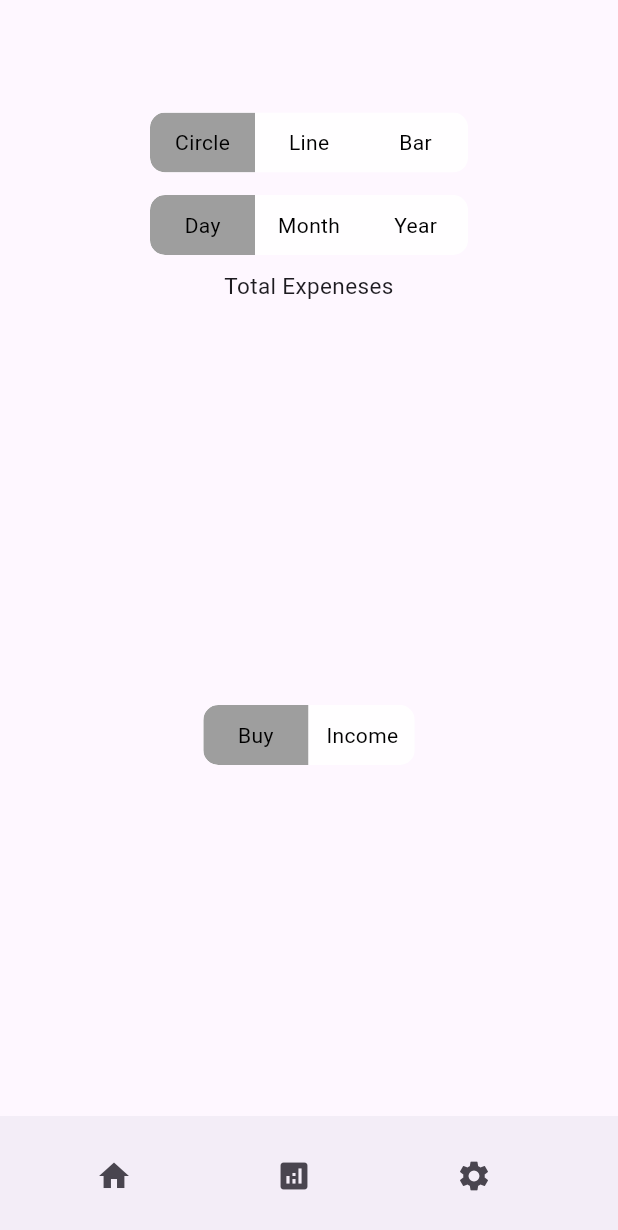
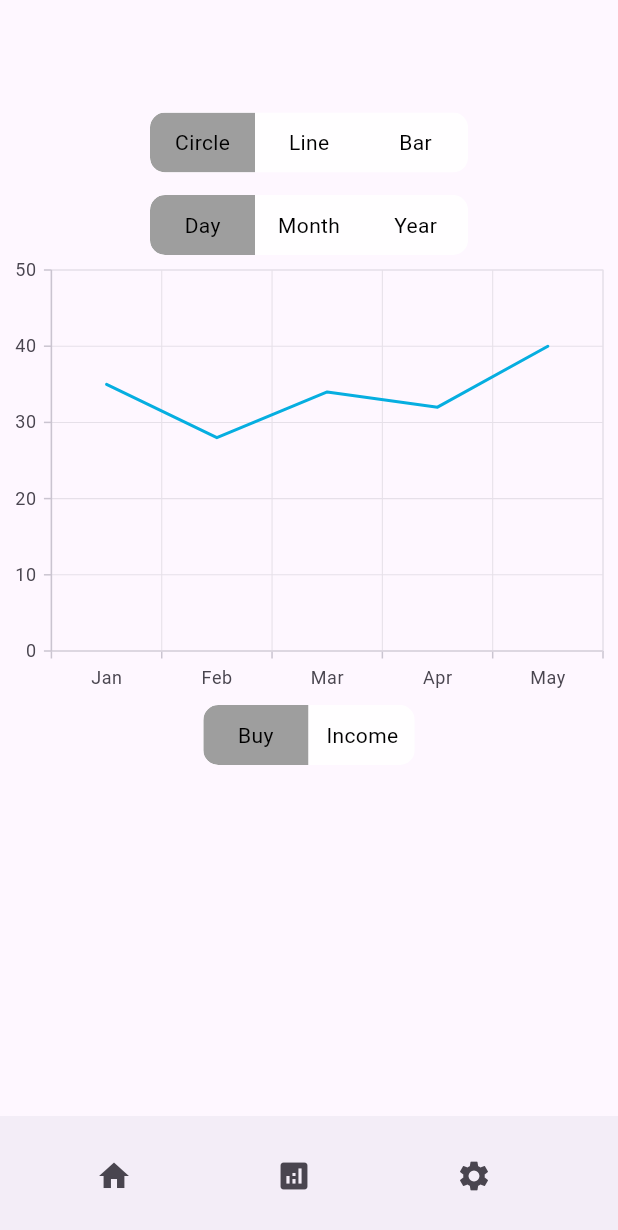
Before and after one commit to JiMoneyApp/JiMoney-Frontend, a Flutter app: the AnalyticsPage screen opened by its route, on a phone screen of 412 x 824 dp. Shown: the top 1230 px of the screen. Run offline on Flutter 3.47's test engine with Material 3 defaults, Android fonts, the light colour scheme and no system bars; drawn by our look-alikes of toggle_switch; our stand-ins replace go_router, syncfusion_flutter_charts.

Commit message:
settings(excepte edited_images), router settings(but the anime is terrible), analytics line chart displayed

```diff
--- a/lib/AfterLogin/presentation/analytics_page.dart
+++ b/lib/AfterLogin/presentation/analytics_page.dart
@@ -54,7 +54,7 @@ class _AnalyticsPageState extends State<AnalyticsPage> {
               width: 120,
             ),
             SizedBox(
-                child: IconButton(onPressed: () {}, icon: Icon(Icons.settings)),
+                child: IconButton(onPressed: () async{context.go("/settings");}, icon: Icon(Icons.settings)),
                 width: 120),
           ],
         )),
--- a/lib/AfterLogin/presentation/home_page.dart
+++ b/lib/AfterLogin/presentation/home_page.dart
@@ -78,11 +78,11 @@ class _HomePageState extends State<HomePage> {
               width: 120,
             ),
             SizedBox(
-              child: IconButton(onPressed: () async{context.push("/analytics");}, icon: Icon(Icons.analytics)),
+              child: IconButton(onPressed: () async{context.go("/analytics");}, icon: Icon(Icons.analytics)),
               width: 120,
             ),
             SizedBox(
-                child: IconButton(onPressed: () {}, icon: Icon(Icons.settings)),
+                child: IconButton(onPressed: () async{context.go("/settings");}, icon: Icon(Icons.settings)),
                 width: 120),
           ],
         )),
--- a/lib/AfterLogin/widgets/circle_chart.dart
+++ b/lib/AfterLogin/widgets/circle_chart.dart
@@ -8,6 +8,7 @@ class CircleChart extends StatefulWidget {
   @override
   State<CircleChart> createState() => _CircleChartState();
 }
+
 class _PieData {
   _PieData(this.xData, this.yData, [this.text]);
   final String xData;
@@ -18,23 +19,30 @@ class _PieData {
 class _CircleChartState extends State<CircleChart> {
   @override
   Widget build(BuildContext context) {
- return Center(
-    child:SfCircularChart(
-    title: ChartTitle(text: 'Total Expeneses'),
-    legend: Legend(isVisible: true),
-    series: <PieSeries<_PieData, String>>[
-      PieSeries<_PieData, String>(
-        explode: true,
-        explodeIndex: 0,
-
-        xValueMapper: (_PieData data, _) => data.xData,
-        yValueMapper: (_PieData data, _) => data.yData,
-        dataLabelMapper: (_PieData data, _) => data.text,
-        dataLabelSettings: DataLabelSettings(isVisible: true)),
-   ]
-  )
- );
+    return Center(
+        child: Container(
+      child: SfCartesianChart(
+          // Initialize category axis
+          primaryXAxis: CategoryAxis(),
+          series: <LineSeries<SalesData, String>>[
+            LineSeries<SalesData, String>(
+                // Bind data source
+                dataSource: <SalesData>[
+                  SalesData('Jan', 35),
+                  SalesData('Feb', 28),
+                  SalesData('Mar', 34),
+                  SalesData('Apr', 32),
+                  SalesData('May', 40)
+                ],
+                xValueMapper: (SalesData sales, _) => sales.year,
+                yValueMapper: (SalesData sales, _) => sales.sales)
+          ]),
+    ));
+  }
 }
 
-
+class SalesData {
+  SalesData(this.year, this.sales);
+  final String year;
+  final double sales;
 }
--- a/lib/routing/auth_routes.dart
+++ b/lib/routing/auth_routes.dart
@@ -1,6 +1,7 @@
 import 'package:go_router/go_router.dart';
 import 'package:jimoney_frontend/AfterLogin/presentation/analytics_page.dart';
 import 'package:jimoney_frontend/AfterLogin/presentation/home_page.dart';
+import 'package:jimoney_frontend/AfterLogin/presentation/settings_page.dart';
 import 'package:jimoney_frontend/Login/presentation/login_afterlogoutpage.dart';
 import 'package:jimoney_frontend/Login/widget/pop_up_drawer.dart';
 import 'package:jimoney_frontend/Register/presentation/login_page.dart';
@@ -16,5 +17,6 @@ final authroutes =
     GoRoute(
       path: HomePage.path,
       builder: (cxt, __) => const HomePage()), // PopUpDrawer
-    GoRoute(path: AnalyticsPage.path, builder: (cxt, __) => const AnalyticsPage())
+    GoRoute(path: AnalyticsPage.path, builder: (cxt, __) => const AnalyticsPage()),
+    GoRoute(path: SettingsPage.path, builder:(cxt, __) => const SettingsPage(),)
 ]);
--- a/pubspec.yaml
+++ b/pubspec.yaml
@@ -38,6 +38,7 @@ dependencies:
   toggle_switch: ^2.3.0
   go_router: ^14.0.0
   syncfusion_flutter_charts: ^25.1.42
+  editable_image: ^2.0.0
 
 dev_dependencies:
   flutter_test:
```
Also changed, not shown: lib/AfterLogin/presentation/settings_page.dart (+89 -1 lines), lib/AfterLogin/widgets/daily_reminders.dart (added, +10 -0 lines), pubspec.lock, 31 other files.
